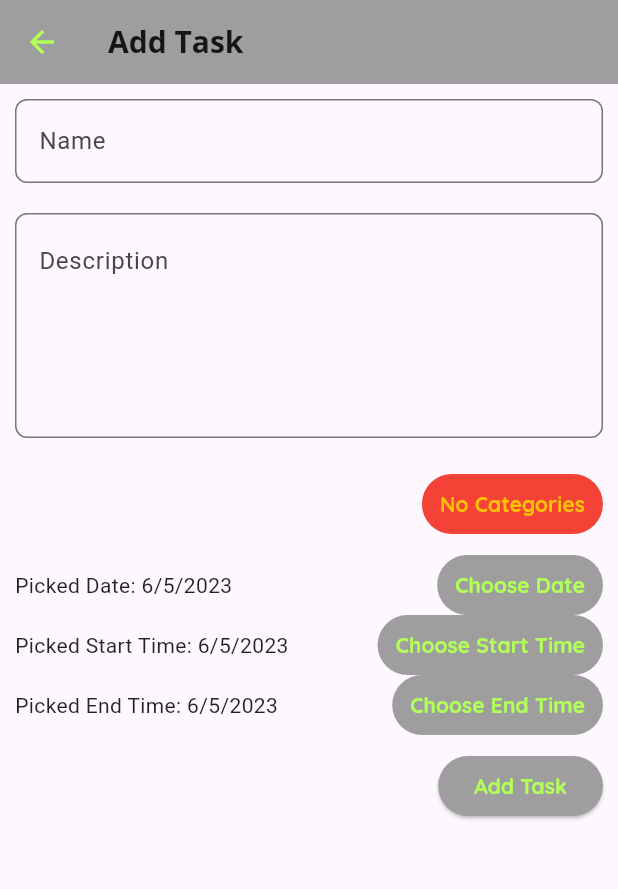
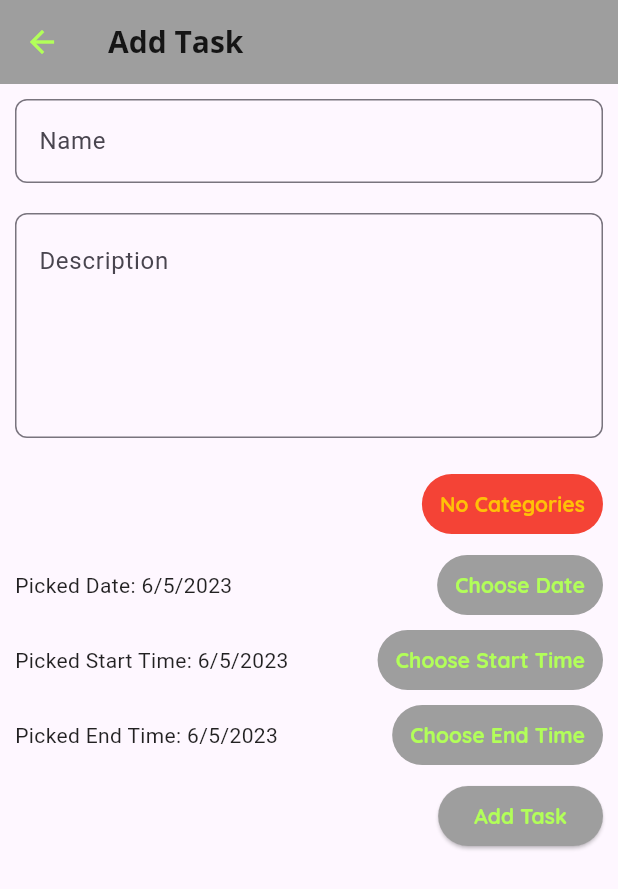
Before and after one commit to HombreOso/first_flutter_project, a Flutter app: the NewScheduledTask screen opened directly with empty values, on a phone screen of 412 x 824 dp. Shown: the top 889 px of the screen. Run offline on Flutter 3.47's test engine with Material 2 defaults, Android fonts, the light colour scheme and no system bars; our stand-ins replace cloud_firestore, dropdown_button2, firebase_auth, firebase_core, image_picker, pie_chart and 1 more; accounts and stored records are empty.

Commit message:
styling adjusted

```diff
--- a/lib/widgets/new_scheduled_task.dart
+++ b/lib/widgets/new_scheduled_task.dart
@@ -247,6 +247,9 @@ class _NewScheduledTaskState extends State<NewScheduledTask> {
                   ],
                 ),
               ),
+              SizedBox(
+                height: 10,
+              ),
               Container(
                 height: 40,
                 child: Row(
@@ -273,6 +276,9 @@ class _NewScheduledTaskState extends State<NewScheduledTask> {
                     ),
                   ],
                 ),
+              ),
+              SizedBox(
+                height: 10,
               ),
               Container(
                 height: 40,
```
